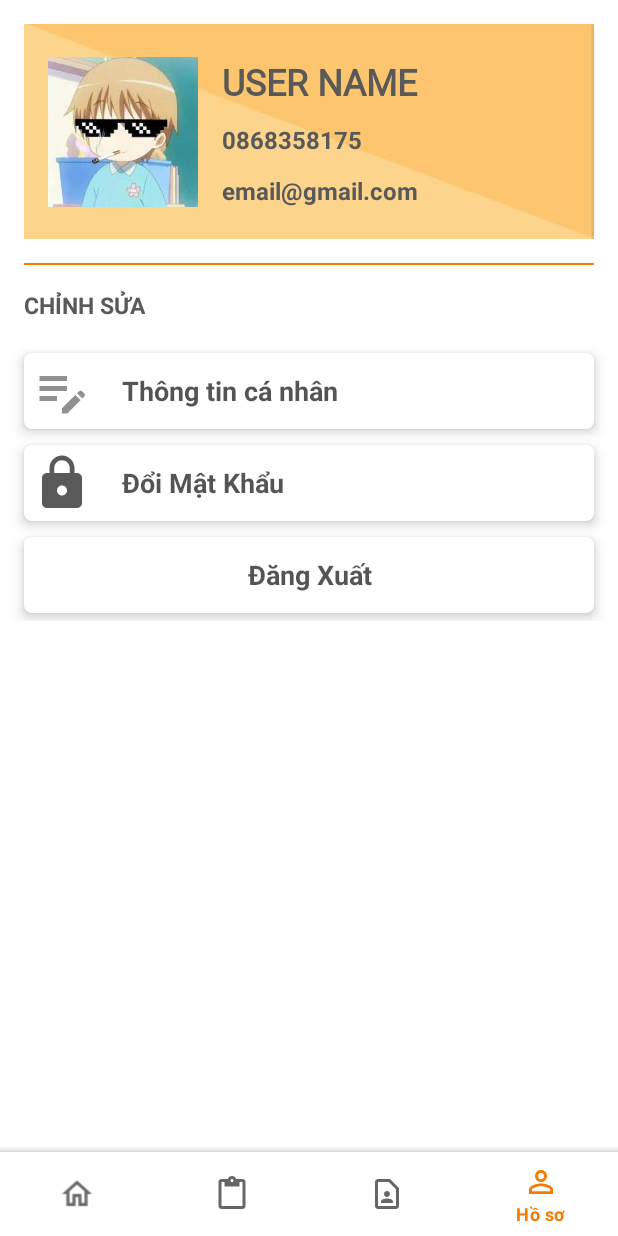
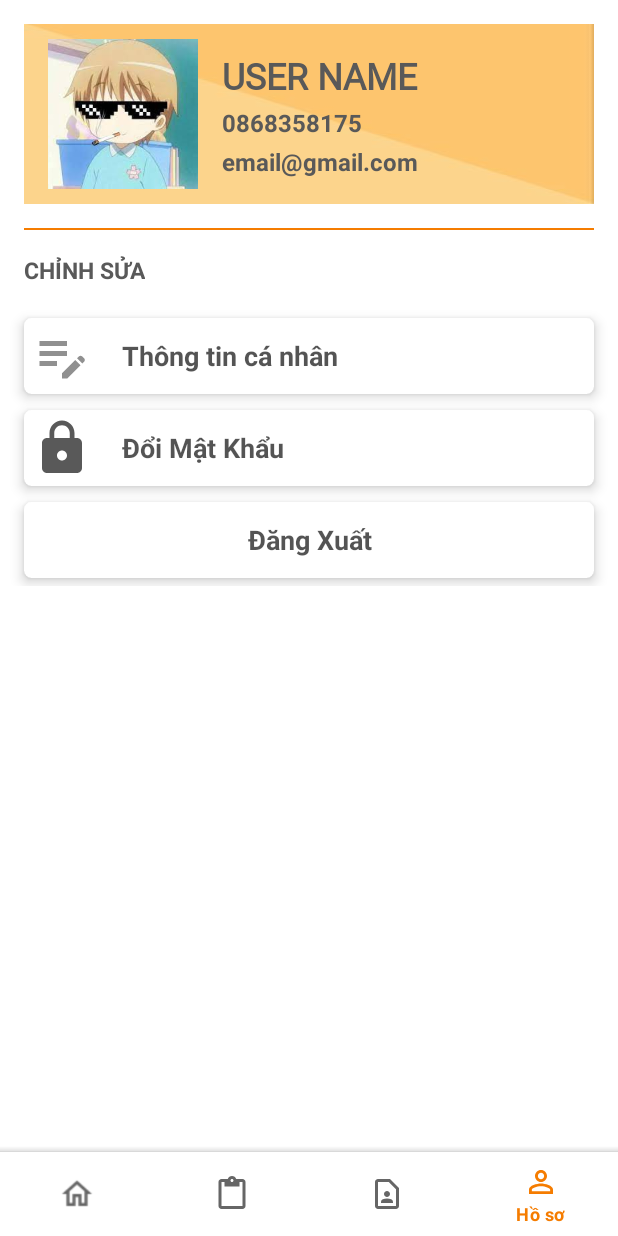
Before and after one commit to minhnb04/App_PolyWorkSupport, an Android app: the ProfileFragment screen opened through its navigation route, on a phone screen of 412 x 824 dp. Run offline under Robolectric (Android 15) with nearby library versions, the phone set to English and light mode, and no system bars; our stand-ins replace Picasso, navigation-ui; pictures from the network do not load; Roboto replaces fonts that are not available here.

Commit message:
fix bug: display phone number when have no phone number

```diff
--- a/app/src/main/java/com/example/app_supportpolywork/view/main_activity/profile/ProfileFragment.java
+++ b/app/src/main/java/com/example/app_supportpolywork/view/main_activity/profile/ProfileFragment.java
@@ -53,6 +53,8 @@ public class ProfileFragment extends BaseFragment {
             mBinding.tvEmail.setText(user.getEmail());
             if (user.getPhoneNumber() != null) {
                 mBinding.tvPhoneNumber.setText(user.getPhoneNumber());
+            } else {
+                mBinding.tvPhoneNumber.setVisibility(View.GONE);
             }
         }
     }
--- a/app/src/main/res/layout/fragment_profile.xml
+++ b/app/src/main/res/layout/fragment_profile.xml
@@ -21,11 +21,11 @@
         app:layout_constraintTop_toTopOf="parent">
 
         <ImageView
-            android:scaleType="centerCrop"
             android:id="@+id/imvAvatar"
             android:layout_width="100dp"
             android:layout_height="100dp"
             android:layout_marginStart="16dp"
+            android:scaleType="centerCrop"
             android:src="@drawable/img_sample"
             app:layout_constraintBottom_toBottomOf="@+id/tvEmail"
             app:layout_constraintStart_toStartOf="parent"
@@ -43,7 +43,8 @@
             app:layout_constraintEnd_toEndOf="parent"
             app:layout_constraintHorizontal_bias="0.5"
             app:layout_constraintStart_toEndOf="@+id/imvAvatar"
-            app:layout_constraintTop_toTopOf="parent" />
+            app:layout_constraintTop_toTopOf="parent"
+            app:layout_constraintVertical_chainStyle="packed" />
 
         <TextView
             android:id="@+id/tvPhoneNumber"
@@ -51,6 +52,7 @@
             android:layout_width="0dp"
             android:layout_height="wrap_content"
             android:layout_marginStart="16dp"
+            android:layout_marginTop="4dp"
             android:layout_marginEnd="16dp"
             android:text="0868358175"
             android:textColor="@color/dark"
@@ -67,6 +69,7 @@
             android:layout_width="0dp"
             android:layout_height="wrap_content"
             android:layout_marginStart="16dp"
+            android:layout_marginTop="4dp"
             android:layout_marginEnd="16dp"
             android:text="email@gmail.com"
             android:textColor="@color/dark"
```
